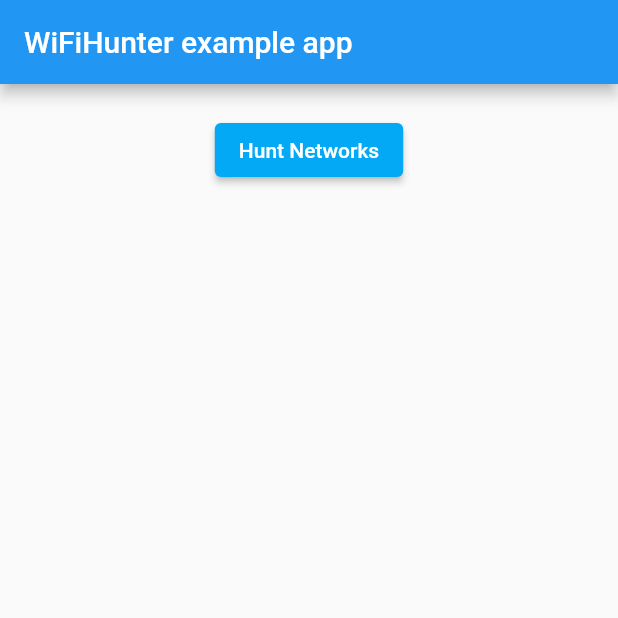
After one commit to mboti/wanda_survey, a Flutter app: the screen it shows after launch, after a tap on "Wi-Fi", on a phone screen of 412 x 824 dp, the top half of it. The commit adds this screen. Run offline on Flutter 3.47's test engine with Material 2 defaults, Android fonts, the phone set to English and light mode, and no system bars; our stand-ins replace image_picker, permission_handler; missing offline and left inert: wifi_hunter.

Commit message:
Ajout de la classe 'ActivityWifi' pour visualiser les réseaux Wifi. Il s'agit d'un exemple pour expliquer le mode de fonctionnemt

```diff
--- a/lib/main.dart
+++ b/lib/main.dart
@@ -3,6 +3,7 @@
 import 'package:flutter/material.dart';
 import 'package:matrix_gesture_mb/model/project.dart';
 import 'package:matrix_gesture_mb/ui/activity/activity_paint_image.dart';
+import 'package:matrix_gesture_mb/ui/activity/activity_wifi.dart';
 import 'package:permission_handler/permission_handler.dart';
 
 import 'ui/activity/activity_scene.dart';
@@ -16,6 +17,10 @@ List<Demo> demos = [
       'DrawImage',
       'Demo pour dessiner une photo avec le Painter',
       const ActivityPaintImage()),
+  Demo(
+      'Wi-Fi',
+      'Demo pour visualiser les réseaux Wi-Fi',
+      const ActivityWifi()),
 ];
 
 void main() => runApp(MaterialApp(
--- /dev/null
+++ b/lib/ui/activity/activity_wifi.dart
@@ -0,0 +1,144 @@
+import 'package:flutter/material.dart';
+import 'package:flutter/services.dart';
+import 'dart:async';
+
+import 'package:wifi_hunter/wifi_hunter.dart';
+import 'package:wifi_hunter/wifi_hunter_result.dart';
+import 'package:permission_handler/permission_handler.dart';
+
+
+class ActivityWifi extends StatefulWidget {
+  const ActivityWifi({Key? key}) : super(key: key);
+
+  @override
+  State<ActivityWifi> createState() => _ActivityWifiState();
+}
+
+class _ActivityWifiState extends State<ActivityWifi> {
+  WiFiHunterResult wiFiHunterResult = WiFiHunterResult();
+  Color huntButtonColor = Colors.lightBlue;
+
+  Future<void> huntWiFis() async {
+    setState(() => huntButtonColor = Colors.red);
+
+    try {
+      //demandeDePermission();
+      wiFiHunterResult = (await WiFiHunter.huntWiFiNetworks)!;
+    } on PlatformException catch (exception) {
+      print(exception.toString());
+    }
+
+    if (!mounted) return;
+
+    setState(() => huntButtonColor = Colors.lightBlue);
+  }
+
+/*
+  Future<void> demandeDePermission() async {
+    List<AppPermission> permissionsList = <AppPermission>[
+      AppPermission(permission: Permission.location),
+    ];
+      await permissionsList[0].permission.request();
+      if (await permissionsList[0].permission.isGranted) {
+        print("permission.isGranted");
+      }
+  }
+ */
+
+  Future<void> demandeDePermission() async {
+    await Permission.location.request();
+    if (await Permission.location.isGranted) {
+      print("permission.isGranted");
+    }
+  }
+
+  @override
+  Widget build(BuildContext context) {
+    //demandeDePermission();
+    return MaterialApp(
+      home: Scaffold(
+        appBar: AppBar(
+          title: const Text('WiFiHunter example app'),
+        ),
+        body: SingleChildScrollView(
+          scrollDirection: Axis.vertical,
+          physics: const BouncingScrollPhysics(),
+          child: Column(
+            mainAxisAlignment: MainAxisAlignment.center,
+            crossAxisAlignment: CrossAxisAlignment.center,
+            mainAxisSize: MainAxisSize.min,
+            children: [
+              Container(
+                margin: const EdgeInsets.symmetric(vertical: 20.0),
+                child: ElevatedButton(
+                    style: ButtonStyle(backgroundColor: MaterialStateProperty.all<Color>(huntButtonColor)),
+                    onPressed: () => huntWiFis(),
+                    child: const Text('Hunt Networks')
+                ),
+              ),
+              wiFiHunterResult.results.isNotEmpty ? Container(
+                margin: const EdgeInsets.only(bottom: 20.0, left: 30.0, right: 30.0),
+                child: Column(
+                    mainAxisAlignment: MainAxisAlignment.center,
+                    crossAxisAlignment: CrossAxisAlignment.center,
+                    mainAxisSize: MainAxisSize.min,
+                    children: List.generate(wiFiHunterResult.results.length, (index) =>
+                        Container(
+                          margin: const EdgeInsets.symmetric(vertical: 10.0),
+                          child: ListTile(
+                              leading: Text(wiFiHunterResult.results[index].level.toString() + ' dbm'),
+                              title: Text(wiFiHunterResult.results[index].SSID),
+                              subtitle: Column(
+                                  mainAxisAlignment: MainAxisAlignment.start,
+                                  crossAxisAlignment: CrossAxisAlignment.start,
+                                  mainAxisSize: MainAxisSize.min,
+                                  children: [
+                                    Text('BSSID : ' + wiFiHunterResult.results[index].BSSID),
+                                    Text('Capabilities : ' + wiFiHunterResult.results[index].capabilities),
+                                    Text('Frequency : ' + wiFiHunterResult.results[index].frequency.toString()),
+                                    Text('Channel Width : ' + wiFiHunterResult.results[index].channelWidth.toString()),
+                                    Text('Timestamp : ' + wiFiHunterResult.results[index].timestamp.toString())
+                                  ]
+                              )
+                          ),
+                        )
+                    )
+                ),
+              ) : Container()
+            ],
+          ),
+        ),
+      ),
+    );
+  }
+}
+
+
+class AppPermission{
+  Permission permission;
+  String status;
+
+  AppPermission({
+    this.status = "Unknown",
+    required this.permission,
+  });
+}
+
+/*
+List<AppPermission> permissionsList = <AppPermission>[
+  // AppPermission(permission: Permission.camera),
+  // AppPermission(permission: Permission.bluetooth),
+  // AppPermission(permission: Permission.calendar),
+  // AppPermission(permission: Permission.contacts),
+  AppPermission(permission: Permission.location),
+  // AppPermission(permission: Permission.microphone),
+  // AppPermission(permission: Permission.notification),
+  // AppPermission(permission: Permission.phone),
+  // AppPermission(permission: Permission.storage),
+  // AppPermission(permission: Permission.photos),
+  // AppPermission(permission: Permission.sensors),
+  // AppPermission(permission: Permission.sms),
+  // AppPermission(permission: Permission.reminders),
+  // AppPermission(permission: Permission.bluetoothConnect),
+];
+ */
```
